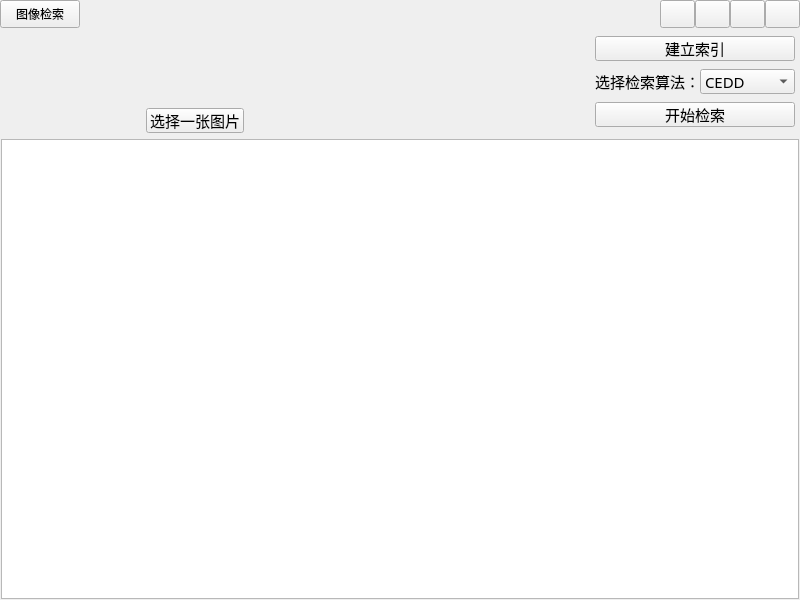
The window that Client/src/UI/MainWindow/mainwindow.ui (lesliefish/ImageSearcher) describes before a commit, drawn with Qt 5.
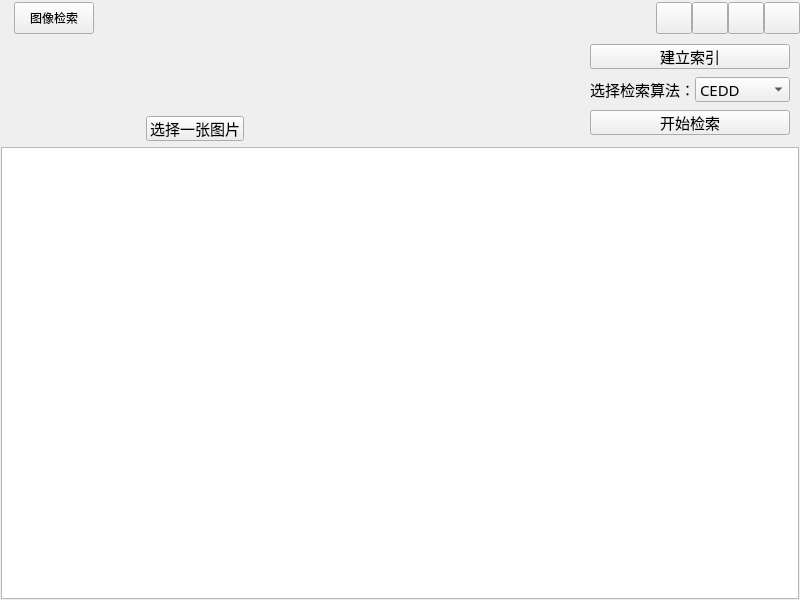
The same window after the commit.

Patch:
```diff
--- a/Client/src/UI/MainWindow/mainwindow.ui
+++ b/Client/src/UI/MainWindow/mainwindow.ui
@@ -57,13 +57,13 @@
        <property name="minimumSize">
         <size>
          <width>0</width>
-         <height>28</height>
+         <height>36</height>
         </size>
        </property>
        <property name="maximumSize">
         <size>
          <width>16777215</width>
-         <height>28</height>
+         <height>36</height>
         </size>
        </property>
        <layout class="QGridLayout" name="gridLayout_3">
@@ -84,18 +84,24 @@
         </property>
         <item row="0" column="0">
          <layout class="QHBoxLayout" name="horizontalLayout">
+          <property name="spacing">
+           <number>0</number>
+          </property>
+          <property name="leftMargin">
+           <number>14</number>
+          </property>
           <item>
            <widget class="QPushButton" name="m_appNameBtn">
             <property name="minimumSize">
              <size>
               <width>50</width>
-              <height>28</height>
+              <height>32</height>
              </size>
             </property>
             <property name="maximumSize">
              <size>
               <width>16777215</width>
-              <height>28</height>
+              <height>32</height>
              </size>
             </property>
             <property name="font">
@@ -136,13 +142,13 @@
             <property name="minimumSize">
              <size>
               <width>35</width>
-              <height>28</height>
+              <height>32</height>
              </size>
             </property>
             <property name="maximumSize">
              <size>
-              <width>35</width>
-              <height>28</height>
+              <width>36</width>
+              <height>32</height>
              </size>
             </property>
             <property name="font">
@@ -166,13 +172,13 @@
             <property name="minimumSize">
              <size>
               <width>35</width>
-              <height>28</height>
+              <height>32</height>
              </size>
             </property>
             <property name="maximumSize">
              <size>
-              <width>35</width>
-              <height>28</height>
+              <width>36</width>
+              <height>32</height>
              </size>
             </property>
             <property name="font">
@@ -194,13 +200,13 @@
             <property name="minimumSize">
              <size>
               <width>35</width>
-              <height>28</height>
+              <height>32</height>
              </size>
             </property>
             <property name="maximumSize">
              <size>
-              <width>35</width>
-              <height>28</height>
+              <width>36</width>
+              <height>32</height>
              </size>
             </property>
             <property name="font">
@@ -221,13 +227,13 @@
             <property name="minimumSize">
              <size>
               <width>35</width>
-              <height>28</height>
+              <height>32</height>
              </size>
             </property>
             <property name="maximumSize">
              <size>
-              <width>35</width>
-              <height>28</height>
+              <width>36</width>
+              <height>32</height>
              </size>
             </property>
             <property name="font">
@@ -421,6 +427,9 @@
                  </item>
                  <item>
                   <layout class="QVBoxLayout" name="verticalLayout_3">
+                   <property name="rightMargin">
+                    <number>10</number>
+                   </property>
                    <item>
                     <widget class="QPushButton" name="m_createIndexBtn">
                      <property name="minimumSize">
@@ -501,22 +510,6 @@
                    </item>
                   </layout>
                  </item>
-                 <item>
-                  <spacer name="horizontalSpacer_2">
-                   <property name="orientation">
-                    <enum>Qt::Horizontal</enum>
-                   </property>
-                   <property name="sizeType">
-                    <enum>QSizePolicy::Fixed</enum>
-                   </property>
-                   <property name="sizeHint" stdset="0">
-                    <size>
-                     <width>5</width>
-                     <height>20</height>
-                    </size>
-                   </property>
-                  </spacer>
-                 </item>
                 </layout>
                </item>
               </layout>
```
Left out of the diff: 30 changed lines with no effect on the pictures.
